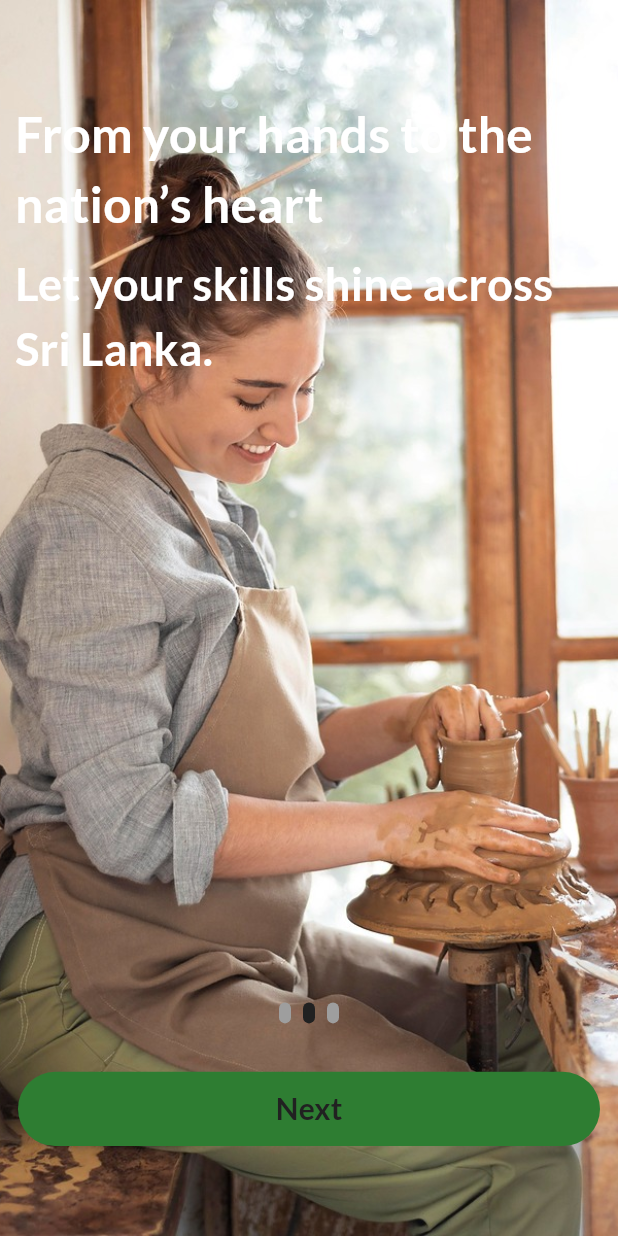
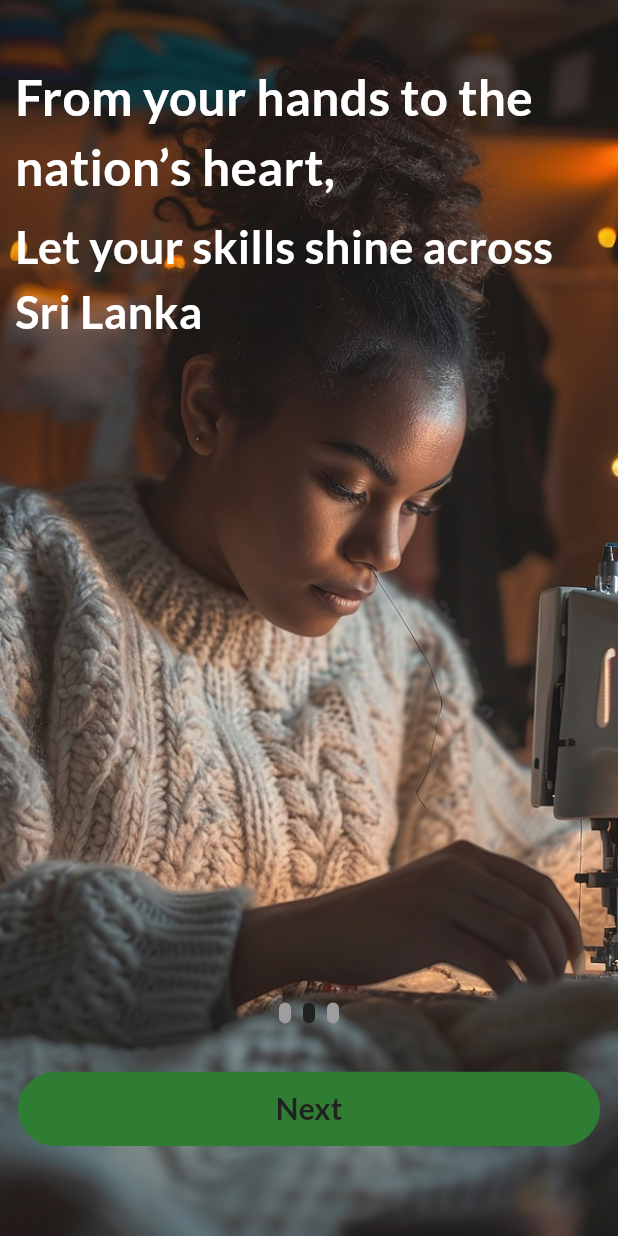
Before and after one commit to nuwan-dharmarathna/codefest-hackathon-2025, a Flutter app: the screen it shows after launch, after a tap on "Next", on a phone screen of 412 x 824 dp. Run offline on Flutter 3.47's test engine with Material 3 defaults, Android fonts, the phone set to English and light mode, and no system bars; drawn by our look-alikes of smooth_page_indicator; our stand-ins replace google_fonts.

Commit message:
Refactor code structure for improved readability and maintainability

```diff
--- a/src/frontend/lib/data/onboarding_data.dart
+++ b/src/frontend/lib/data/onboarding_data.dart
@@ -3,22 +3,22 @@ import 'package:frontend/models/onboarding_model.dart';
 class OnboardingData {
   final List<OnboardingModel> onboardingList = [
     OnboardingModel(
-      imageUrl: "assets/images/young_gardener.jpeg",
-      description: "You grew it.",
-      description_2: "You price it.",
-      description_3: "Take control of your harvest.",
+      imageUrl: "assets/images/farmer.jpeg",
+      description: "You grew it",
+      description_2: "You price it",
+      description_3: " Take control of your harvest",
     ),
     OnboardingModel(
-      imageUrl: "assets/images/creative_person.jpeg",
-      description: "From your hands to the nation’s heart",
-      description_2: "Let your skills shine across Sri Lanka.",
+      imageUrl: "assets/images/creator.jpeg",
+      description: "From your hands to the nation’s heart,",
+      description_2: "Let your skills shine across Sri Lanka",
       description_3: "",
     ),
     OnboardingModel(
-      imageUrl: "assets/images/portrait_beautiful.jpeg",
-      description: "No middlemen.",
+      imageUrl: "assets/images/customer.jpeg",
+      description: "No middlemen",
       description_2: "No filters",
-      description_3: "Just pure market power in your hands.",
+      description_3: "Just pure market power in your hands",
     ),
   ];
 }
--- a/src/frontend/lib/screens/onboarding_screen.dart
+++ b/src/frontend/lib/screens/onboarding_screen.dart
@@ -111,7 +111,7 @@ class _OnboardingScreenState extends State<OnboardingScreen> {
         ),
         SizedBox(height: 10),
         Positioned(
-          top: MediaQuery.of(context).size.height * 0.08,
+          top: MediaQuery.of(context).size.height * 0.05,
           left: 0,
           right: 0,
           child: Padding(
--- a/src/frontend/lib/screens/splash_screen.dart
+++ b/src/frontend/lib/screens/splash_screen.dart
@@ -44,11 +44,6 @@ class _SplashScreenState extends State<SplashScreen> {
                 SizedBox(height: 40),
                 Text(
                   "Your Digital Bridge",
-                  style: TextStyle(fontSize: 30, fontWeight: FontWeight.bold),
-                ),
-                SizedBox(height: 10),
-                Text(
-                  "To Fairer Commerce.",
                   style: TextStyle(
                     fontSize: 30,
                     fontWeight: FontWeight.bold,
@@ -56,6 +51,11 @@ class _SplashScreenState extends State<SplashScreen> {
                       context,
                     ).colorScheme.onSurface.withOpacity(0.6),
                   ),
+                ),
+                SizedBox(height: 10),
+                Text(
+                  "To Fairer Commerce.",
+                  style: TextStyle(fontSize: 30, fontWeight: FontWeight.bold),
                 ),
               ],
             ),
```
Also changed, not shown: src/frontend/assets/images/creative_person.jpeg (deleted), src/frontend/assets/images/creator.jpeg (added), src/frontend/assets/images/customer.jpeg (added), src/frontend/assets/images/farmer.jpeg (added), src/frontend/assets/images/portrait_beautiful.jpeg (deleted), src/frontend/assets/images/young_gardener.jpeg (deleted).
